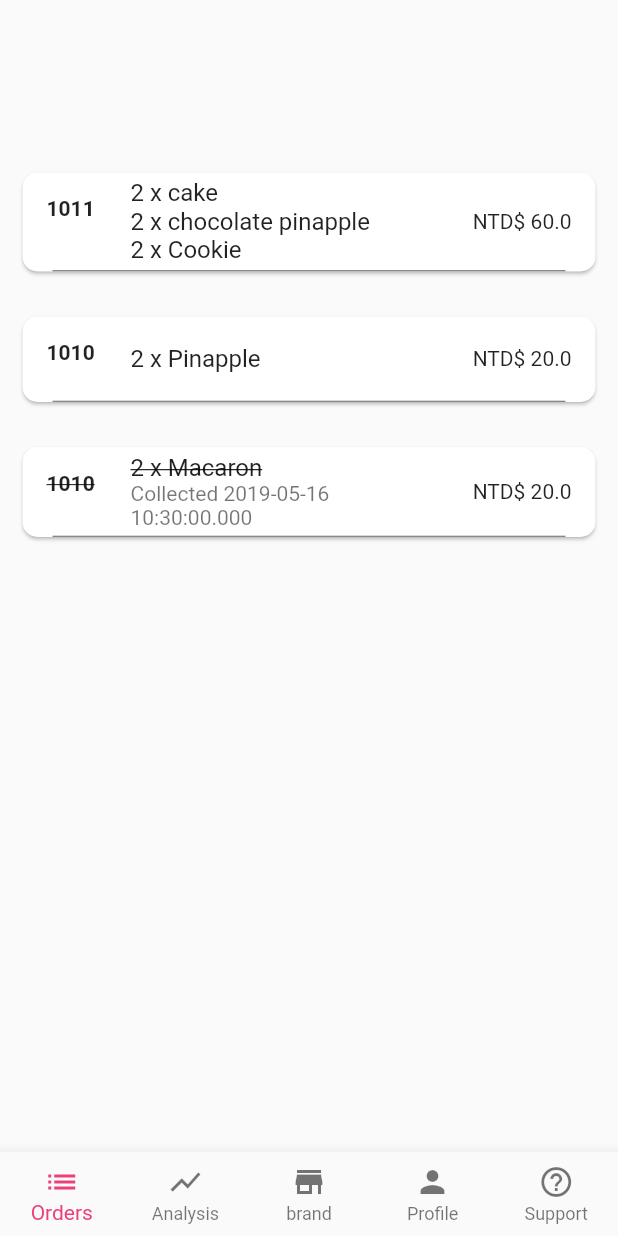
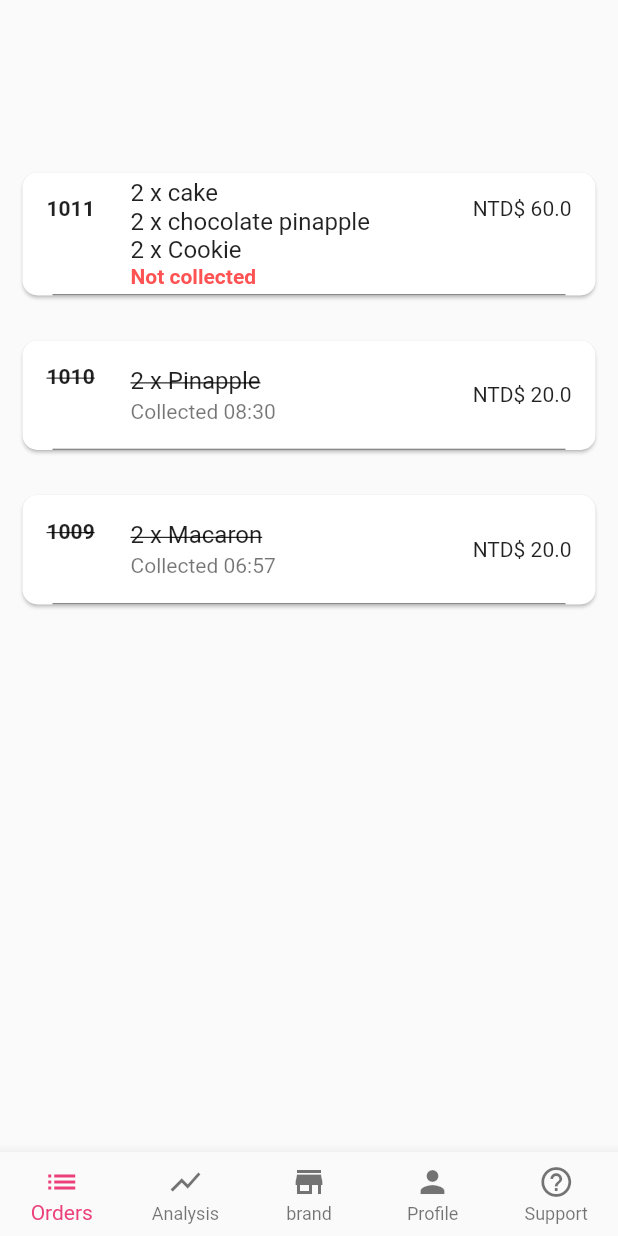
Before and after one commit to chloe722/good_share, a Flutter app: the SellerScreen screen opened directly, on a phone screen of 412 x 824 dp. Run offline on Flutter 3.47's test engine with Material 2 defaults, Android fonts, the phone set to English and light mode, and no system bars; our stand-ins replace google_maps_flutter, rxdart, signature.

Commit message:
Order statuses updated

```diff
--- a/lib/fixtures/orders.dart
+++ b/lib/fixtures/orders.dart
@@ -38,7 +38,11 @@ final List<OrderModel> ordersFixtures = [
             image: 'image/cookie.jpg'),
         quantity: 2),
   ]),
-  OrderModel(location: location, number: '1010', collectionTime: null, items: [
+  OrderModel(
+      location: location,
+      number: '1010',
+      collectionTime: DateTime.now().subtract(Duration(hours: 2)),
+      items: [
         OrderItemModel(
             item: ItemModel(
                 name: 'Pinapple',
@@ -50,8 +54,8 @@ final List<OrderModel> ordersFixtures = [
       ]),
   OrderModel(
       location: location,
-      number: '1010',
-      collectionTime: DateTime.now(),
+      number: '1009',
+      collectionTime: DateTime.now().subtract(Duration(hours: 3, minutes: 33)),
       items: [
         OrderItemModel(
             item: ItemModel(
@@ -68,8 +72,9 @@ final List<OrderModel> ordersFixtures2 = List()
   ..add(
     OrderModel(
         location: location,
-        number: '1010',
+        number: '1012',
         collectionTime: null,
+        isNewOrder: true,
         items: [
           OrderItemModel(
               item: ItemModel(
--- a/lib/models.dart
+++ b/lib/models.dart
@@ -12,7 +12,8 @@ class LocationModel {
 }
 
 class ItemModel {
-  ItemModel({this.name, this.remaining, this.expiryTime, this.price, this.image});
+  ItemModel(
+      {this.name, this.remaining, this.expiryTime, this.price, this.image});
   final String name;
   final String expiryTime;
   final int remaining;
@@ -31,12 +32,14 @@ class OrderModel {
       {@required this.number,
       @required this.location,
       @required this.items,
-      this.collectionTime});
+      this.collectionTime,
+      this.isNewOrder});
 
   final String number;
   final LocationModel location;
   final List<OrderItemModel> items;
   final DateTime collectionTime;
+  final bool isNewOrder;
 
   int get quantity {
     return items
--- a/lib/orders_screen.dart
+++ b/lib/orders_screen.dart
@@ -6,6 +6,7 @@ import 'package:good_share/models.dart';
 import 'package:good_share/scaffold.dart';
 import 'package:signature/signature.dart';
 import 'package:rxdart/rxdart.dart';
+import 'package:intl/intl.dart';
 
 class OrdersScreen extends StatelessWidget {
   @override
@@ -35,19 +36,15 @@ class OrderItem extends StatelessWidget {
 
   final OrderModel order;
 
-
   @override
   Widget build(BuildContext context) {
     final decoration =
         order.collectionTime == null ? null : TextDecoration.lineThrough;
-    final collection = order.collectionTime == null
-        ? null
-        : Text('Collected ${order.collectionTime.toString()}');
+
     return Card(
       margin: EdgeInsets.symmetric(horizontal: 15.0, vertical: 15.0),
       shape: RoundedRectangleBorder(borderRadius: BorderRadius.circular(10.0)),
-      child: Column(
-        children: <Widget>[
+      child: Column(children: <Widget>[
         ListTile(
           onTap: () {
             Navigator.of(context).push(MaterialPageRoute(
@@ -57,7 +54,8 @@ class OrderItem extends StatelessWidget {
           },
           leading: Text(
             order.number,
-              style: TextStyle(fontWeight: FontWeight.bold, decoration: decoration),
+            style:
+                TextStyle(fontWeight: FontWeight.bold, decoration: decoration),
           ),
           trailing: Text("NTD\$ ${order.total}"),
           title: Column(
@@ -74,7 +72,7 @@ class OrderItem extends StatelessWidget {
                         ],
                       )))
                   .toList()),
-            subtitle: collection,
+          subtitle: getSubtitle(),
         ),
         Container(
           margin: const EdgeInsets.only(left: 20.0, right: 20.0),
@@ -83,10 +81,24 @@ class OrderItem extends StatelessWidget {
             color: Colors.grey[700],
           ),
         )
+      ]),
+    );
+  }
 
-        ]
-      ),
-    );
+  Widget getSubtitle() {
+    if (order.collectionTime != null) {
+      final dateFormat = DateFormat('HH:mm');
+      return Text('Collected ${dateFormat.format(order.collectionTime)}');
+    } else if (order.isNewOrder == true) {
+      return Text('New Order',
+          style:
+              TextStyle(fontWeight: FontWeight.bold, color: Colors.amber[300]));
+    } else {
+      return Text('Not collected',
+          style:
+              TextStyle(fontWeight: FontWeight.bold, color: Colors.redAccent));
+    }
+    return null;
   }
 }
 
@@ -101,24 +113,26 @@ class OrderDetailScreen extends StatelessWidget {
         MediaQuery.of(context).size.height * 0.9);
     return CommonScaffold(
         child: ListView(children: <Widget>[
-          SizedBox(height: 100.0),
       OrderItem(order: order),
       SizedBox(height: 30.0),
       Container(
           width: signSize,
           height: signSize,
           margin: EdgeInsets.symmetric(horizontal: 20.0),
-        decoration: ShapeDecoration(shape: RoundedRectangleBorder(
+          decoration: ShapeDecoration(
+              shape: RoundedRectangleBorder(
                   borderRadius: BorderRadius.circular(5.0),
-          side: BorderSide(color: Colors.pink[300], width: 2.0)
-        )),
+                  side: BorderSide(color: Colors.pink[300], width: 2.0))),
           child: Signature(
             backgroundColor: Colors.grey[200],
             width: signSize,
             height: signSize,
           )),
       SizedBox(height: 10.0),
-          Text('Please sign', textAlign: TextAlign.center,),
+      Text(
+        'Please sign',
+        textAlign: TextAlign.center,
+      ),
       ButtonBar(
         alignment: MainAxisAlignment.center,
         children: <Widget>[
@@ -127,7 +141,10 @@ class OrderDetailScreen extends StatelessWidget {
             icon: Icon(Icons.check),
             label: Text("Mark collected"),
             onPressed: () {
-              showDialog(context: context, barrierDismissible: false, builder: (BuildContext context) => CollectItemDoneDialog());
+              showDialog(
+                  context: context,
+                  barrierDismissible: false,
+                  builder: (BuildContext context) => CollectItemDoneDialog());
             },
           )
         ],
@@ -135,7 +152,6 @@ class OrderDetailScreen extends StatelessWidget {
     ]));
   }
 }
-
 
 class CollectItemDoneDialog extends StatefulWidget {
   @override
@@ -153,7 +169,13 @@ class _CollectItemDoneDialogState extends State<CollectItemDoneDialog> {
           mainAxisSize: MainAxisSize.min,
           crossAxisAlignment: CrossAxisAlignment.start,
           children: <Widget>[
-            Center(child: Text('Invoice', textAlign: TextAlign.center, style: TextStyle(color: Colors.grey[700], fontSize: 24.0, fontWeight: FontWeight.w500))),
+            Center(
+                child: Text('Invoice',
+                    textAlign: TextAlign.center,
+                    style: TextStyle(
+                        color: Colors.grey[700],
+                        fontSize: 24.0,
+                        fontWeight: FontWeight.w500))),
             SizedBox(height: 30),
             LabelItemInvoice(title: 'Company', value: 'Yi zhi shuan'),
             LabelItemInvoice(title: 'Date', value: '2019.10.10'),
@@ -167,18 +189,25 @@ class _CollectItemDoneDialogState extends State<CollectItemDoneDialog> {
                 child: Container(
                     width: 100.0,
                     height: 80.0,
-                    decoration: BoxDecoration(border: Border.all(color: Colors.grey[700])),
-                    child: Image(height: 50, width: 50.0,image: AssetImage('image/signature.png'), alignment: Alignment.center,)),
+                    decoration: BoxDecoration(
+                        border: Border.all(color: Colors.grey[700])),
+                    child: Image(
+                      height: 50,
+                      width: 50.0,
+                      image: AssetImage('image/signature.png'),
+                      alignment: Alignment.center,
+                    )),
               ),
             ),
             SizedBox(height: 30),
             Center(
               child: RaisedButton(
-                shape: RoundedRectangleBorder(borderRadius: BorderRadius.circular(10.0)),
+                shape: RoundedRectangleBorder(
+                    borderRadius: BorderRadius.circular(10.0)),
                 color: Colors.amber[300],
                 textColor: Colors.grey[700],
                 child: Text('OK'),
-                onPressed: (){
+                onPressed: () {
                   Navigator.pop(context);
                 },
               ),
@@ -190,11 +219,9 @@ class _CollectItemDoneDialogState extends State<CollectItemDoneDialog> {
   }
 }
 
-
 class LabelItemInvoice extends StatelessWidget {
   final String title;
   final String value;
-
 
   LabelItemInvoice({this.title, this.value});
 
@@ -207,9 +234,13 @@ class LabelItemInvoice extends StatelessWidget {
           padding: const EdgeInsets.only(left: 50.0),
           child: Row(
             children: <Widget>[
-              Text('$title:', textAlign: TextAlign.center, style: TextStyle(color: Colors.grey[700], fontSize: 16.0)),
+              Text('$title:',
+                  textAlign: TextAlign.center,
+                  style: TextStyle(color: Colors.grey[700], fontSize: 16.0)),
               SizedBox(width: 15),
-              Text('$value', textAlign: TextAlign.center, style: TextStyle(color: Colors.grey[700], fontSize: 16.0)),
+              Text('$value',
+                  textAlign: TextAlign.center,
+                  style: TextStyle(color: Colors.grey[700], fontSize: 16.0)),
               SizedBox(height: 10),
             ],
           ),
--- a/pubspec.yaml
+++ b/pubspec.yaml
@@ -28,6 +28,7 @@ dependencies:
   snaplist: 0.1.8
   signature: 2.0.0
   flutter_charts: 0.1.10
+  intl:
 
 dev_dependencies:
   flutter_test:
```
Also changed, not shown: pubspec.lock. Lines whose indentation alone changed are shown as unchanged.
